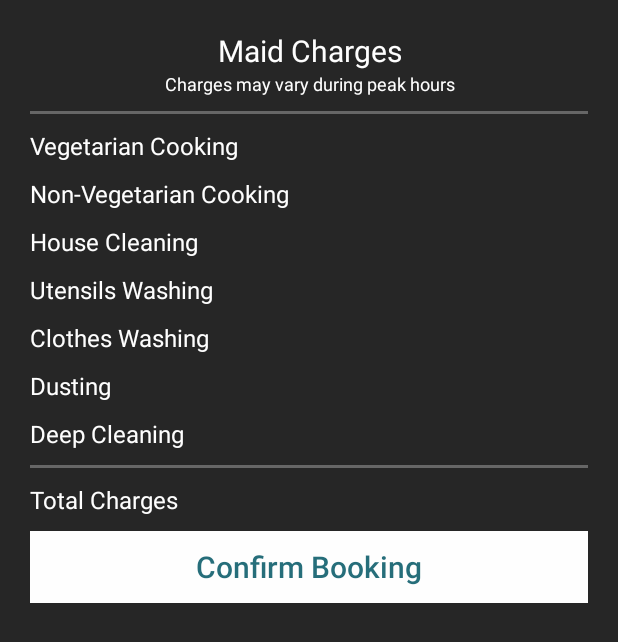
After one commit to RoshanHalwai/TMAndroid, an Android app: the layout custom_dialog_maid_charges.xml on its own in the app's theme, with its tools: preview values and no code run, on a phone screen of 412 x 824 dp. The commit adds this screen. Shown: the top 642 px of the screen. Run offline under Robolectric (Android 15) with nearby library versions, the phone set to English and light mode, and no system bars.

Commit message:
Created custom dialog to show maid charges when customer selects the services in MaidServices class file

```diff
--- a/app/src/main/java/com/themaid/tmandroid/MaidBookings.java
+++ b/app/src/main/java/com/themaid/tmandroid/MaidBookings.java
@@ -29,6 +29,7 @@ public class MaidBookings extends AppCompatActivity {
         FirebaseMessaging.getInstance().subscribeToTopic("SEATTLE_WEATHER");
 
         /* Getting Id for all the views */
+        final TextView textRatings = findViewById(R.id.textRatings);
         final TextView textBookingTitle = findViewById(R.id.textBookingTitle);
         final TextView textTodayDate = findViewById(R.id.textTodayDate);
         final TextView textNumberOfBookings = findViewById(R.id.textNumberOfBookings);
@@ -45,6 +46,7 @@ public class MaidBookings extends AppCompatActivity {
         final Button buttonNavigate = findViewById(R.id.buttonNavigate);
 
         /* Setting font for all the views */
+        textRatings.setTypeface(Constants.setLatoRegularFont(this));
         textBookingTitle.setTypeface(Constants.setLatoLightFont(this));
         textTodayDate.setTypeface(Constants.setLatoLightFont(this));
         textNumberOfBookings.setTypeface(Constants.setLatoLightFont(this));
--- a/app/src/main/java/com/themaid/tmandroid/MainActivity.java
+++ b/app/src/main/java/com/themaid/tmandroid/MainActivity.java
@@ -45,6 +45,7 @@ public class MainActivity extends AppCompatActivity {
         if (currentUser != null) {
             Dialog = new ProgressDialog(MainActivity.this);
             Dialog.setMessage("Collecting data...");
+            Dialog.setCanceledOnTouchOutside(false);
             Dialog.show();
 
             /* Getting reference to Firebase - Real time database*/
@@ -53,6 +54,7 @@ public class MainActivity extends AppCompatActivity {
             userPrivateInfo.addListenerForSingleValueEvent(new ValueEventListener() {
                 @Override
                 public void onDataChange(DataSnapshot dataSnapshot) {
+                    Dialog.dismiss();
                     if (dataSnapshot.hasChild(currentUser.getUid())) {
                         String strCustomerType = Objects.requireNonNull(dataSnapshot.child(currentUser.getUid()).child(Constants.FIREBASE_CHILD_USER_TYPE).getValue()).toString();
                         if (strCustomerType.equals(Constants.USER_TYPE_CUSTOMER)) {
@@ -67,7 +69,6 @@ public class MainActivity extends AppCompatActivity {
                          * hence we redirect user to initial profile setup*/
                         gettingStarted();
                     }
-                    Dialog.dismiss();
                 }
 
                 @Override
--- /dev/null
+++ b/app/src/main/res/layout/custom_dialog_maid_charges.xml
@@ -0,0 +1,255 @@
+<?xml version="1.0" encoding="utf-8"?>
+<RelativeLayout xmlns:android="http://schemas.android.com/apk/res/android"
+    android:layout_width="match_parent"
+    android:layout_height="match_parent"
+    android:alpha="0.85"
+    android:background="@android:color/black">
+
+    <RelativeLayout
+        android:layout_width="match_parent"
+        android:layout_height="wrap_content"
+        android:layout_margin="20dp">
+
+        <TextView
+            android:id="@+id/textMaidCharges"
+            android:layout_width="match_parent"
+            android:layout_height="wrap_content"
+            android:layout_alignParentLeft="true"
+            android:layout_alignParentStart="true"
+            android:layout_alignParentTop="true"
+            android:gravity="center"
+            android:text="@string/maid_charges"
+            android:textColor="@android:color/white"
+            android:textSize="20sp" />
+
+        <TextView
+            android:id="@+id/textChargesMayVary"
+            android:layout_width="match_parent"
+            android:layout_height="wrap_content"
+            android:layout_alignParentLeft="true"
+            android:layout_alignParentStart="true"
+            android:layout_below="@id/textMaidCharges"
+            android:gravity="center"
+            android:text="@string/charges_may_vary_during_peak_hours"
+            android:textColor="@android:color/white"
+            android:textSize="12sp" />
+
+        <View
+            android:id="@+id/horizontalLine1"
+            android:layout_width="fill_parent"
+            android:layout_height="2dp"
+            android:layout_below="@id/textChargesMayVary"
+            android:layout_marginTop="10dp"
+            android:alpha="0.3"
+            android:background="#fff" />
+
+        <TextView
+            android:id="@+id/textVegCooking"
+            android:layout_width="wrap_content"
+            android:layout_height="wrap_content"
+            android:layout_alignParentLeft="true"
+            android:layout_alignParentStart="true"
+            android:layout_below="@+id/horizontalLine1"
+            android:layout_marginTop="10dp"
+            android:text="@string/vegetarian_cooking"
+            android:textColor="@android:color/white"
+            android:textSize="16sp" />
+
+        <TextView
+            android:id="@+id/textVegCookingCharges"
+            android:layout_width="wrap_content"
+            android:layout_height="wrap_content"
+            android:layout_alignParentEnd="true"
+            android:layout_alignParentRight="true"
+            android:layout_below="@+id/horizontalLine1"
+            android:layout_marginTop="10dp"
+            android:textColor="@android:color/white"
+            android:textSize="16sp" />
+
+        <TextView
+            android:id="@+id/textNonVegCooking"
+            android:layout_width="wrap_content"
+            android:layout_height="wrap_content"
+            android:layout_alignParentLeft="true"
+            android:layout_alignParentStart="true"
+            android:layout_below="@+id/textVegCooking"
+            android:layout_marginTop="10dp"
+            android:text="@string/non_vegetarian_cooking"
+            android:textColor="@android:color/white"
+            android:textSize="16sp" />
+
+        <TextView
+            android:id="@+id/textNonVegCookingCharges"
+            android:layout_width="wrap_content"
+            android:layout_height="wrap_content"
+            android:layout_alignParentEnd="true"
+            android:layout_alignParentRight="true"
+            android:layout_below="@+id/textVegCooking"
+            android:layout_marginTop="10dp"
+            android:textColor="@android:color/white"
+            android:textSize="16sp" />
+
+        <TextView
+            android:id="@+id/textHouseCleaning"
+            android:layout_width="wrap_content"
+            android:layout_height="wrap_content"
+            android:layout_alignParentLeft="true"
+            android:layout_alignParentStart="true"
+            android:layout_below="@+id/textNonVegCooking"
+            android:layout_marginTop="10dp"
+            android:text="@string/house_cleaning"
+            android:textColor="@android:color/white"
+            android:textSize="16sp" />
+
+        <TextView
+            android:id="@+id/textHouseCleaningCharges"
+            android:layout_width="wrap_content"
+            android:layout_height="wrap_content"
+            android:layout_alignParentEnd="true"
+            android:layout_alignParentRight="true"
+            android:layout_below="@+id/textNonVegCooking"
+            android:layout_marginTop="10dp"
+            android:textColor="@android:color/white"
+            android:textSize="16sp" />
+
+        <TextView
+            android:id="@+id/textUtensilsWashing"
+            android:layout_width="wrap_content"
+            android:layout_height="wrap_content"
+            android:layout_alignParentLeft="true"
+            android:layout_alignParentStart="true"
+            android:layout_below="@+id/textHouseCleaning"
+            android:layout_marginTop="10dp"
+            android:text="@string/utensils_washing"
+            android:textColor="@android:color/white"
+            android:textSize="16sp" />
+
+        <TextView
+            android:id="@+id/textUtensilsWashingCharges"
+            android:layout_width="wrap_content"
+            android:layout_height="wrap_content"
+            android:layout_alignParentEnd="true"
+            android:layout_alignParentRight="true"
+            android:layout_below="@+id/textHouseCleaning"
+            android:layout_marginTop="10dp"
+            android:textColor="@android:color/white"
+            android:textSize="16sp" />
+
+        <TextView
+            android:id="@+id/textClothesWashing"
+            android:layout_width="wrap_content"
+            android:layout_height="wrap_content"
+            android:layout_alignParentLeft="true"
+            android:layout_alignParentStart="true"
+            android:layout_below="@+id/textUtensilsWashing"
+            android:layout_marginTop="10dp"
+            android:text="@string/clothes_washing"
+            android:textColor="@android:color/white"
+            android:textSize="16sp" />
+
+        <TextView
+            android:id="@+id/textClothesWashingCharges"
+            android:layout_width="wrap_content"
+            android:layout_height="wrap_content"
+            android:layout_alignParentEnd="true"
+            android:layout_alignParentRight="true"
+            android:layout_below="@+id/textUtensilsWashing"
+            android:layout_marginTop="10dp"
+            android:textColor="@android:color/white"
+            android:textSize="16sp" />
+
+        <TextView
+            android:id="@+id/textDusting"
+            android:layout_width="wrap_content"
+            android:layout_height="wrap_content"
+            android:layout_alignParentLeft="true"
+            android:layout_alignParentStart="true"
+            android:layout_below="@+id/textClothesWashing"
+            android:layout_marginTop="10dp"
+            android:text="@string/dusting"
+            android:textColor="@android:color/white"
+            android:textSize="16sp" />
+
+        <TextView
+            android:id="@+id/textDustingCharges"
+            android:layout_width="wrap_content"
+            android:layout_height="wrap_content"
+            android:layout_alignParentEnd="true"
+            android:layout_alignParentRight="true"
+            android:layout_below="@+id/textClothesWashing"
+            android:layout_marginTop="10dp"
+            android:textColor="@android:color/white"
+            android:textSize="16sp" />
+
+        <TextView
+            android:id="@+id/textDeepCleaning"
+            android:layout_width="wrap_content"
+            android:layout_height="wrap_content"
+            android:layout_alignParentLeft="true"
+            android:layout_alignParentStart="true"
+            android:layout_below="@+id/textDusting"
+            android:layout_marginTop="10dp"
+            android:text="@string/deep_cleaning"
+            android:textColor="@android:color/white"
+            android:textSize="16sp" />
+
+        <TextView
+            android:id="@+id/textDeepCleaningCharges"
+            android:layout_width="wrap_content"
+            android:layout_height="wrap_content"
+            android:layout_alignParentEnd="true"
+            android:layout_alignParentRight="true"
+            android:layout_below="@+id/textDusting"
+            android:layout_marginTop="10dp"
+            android:textColor="@android:color/white"
+            android:textSize="16sp" />
+
+        <View
+            android:id="@+id/horizontalLine2"
+            android:layout_width="fill_parent"
+            android:layout_height="2dp"
+            android:layout_below="@id/textDeepCleaningCharges"
+            android:layout_marginTop="10dp"
+            android:alpha="0.3"
+            android:background="#fff" />
+
+        <TextView
+            android:id="@+id/textTotalCharges"
+            android:layout_width="wrap_content"
+            android:layout_height="wrap_content"
+            android:layout_alignParentLeft="true"
+            android:layout_alignParentStart="true"
+            android:layout_below="@+id/horizontalLine2"
+            android:layout_marginTop="10dp"
+            android:text="@string/total_charges"
+            android:textColor="@android:color/white"
+            android:textSize="16sp" />
+
+        <TextView
+            android:id="@+id/textTotalChargesAmount"
+            android:layout_width="wrap_content"
+            android:layout_height="wrap_content"
+            android:layout_alignParentEnd="true"
+            android:layout_alignParentRight="true"
+            android:layout_below="@+id/horizontalLine2"
+            android:layout_marginTop="10dp"
+            android:textColor="@android:color/white"
+            android:textSize="16sp" />
+
+        <Button
+            android:id="@+id/buttonConfirmBooking"
+            style="@style/Widget.AppCompat.Button.Borderless"
+            android:layout_width="match_parent"
+            android:layout_height="wrap_content"
+            android:layout_below="@+id/textTotalCharges"
+            android:layout_marginTop="10dp"
+            android:background="#fff"
+            android:text="@string/confirm_booking"
+            android:textAllCaps="false"
+            android:textColor="@color/tmDarkBlue"
+            android:textSize="20sp"
+            android:visibility="visible" />
+
+    </RelativeLayout>
+
+</RelativeLayout>
--- a/app/src/main/res/values/strings.xml
+++ b/app/src/main/res/values/strings.xml
@@ -77,7 +77,7 @@
     <string name="logout">Logout</string>
     <string name="zero">0</string>
     <string name="navigate">Navigate</string>
-    <string name="my_ratings">My Ratings</string>
+    <string name="my_ratings">My Rating</string>
 
     /*Maid Services Activity - Maid*/
     <string name="maid_services_title">Services</string>
@@ -97,4 +97,12 @@
     <string name="select_services_text_customer">Please select the services that you want from maid</string>
     <string name="calculate_maid_charges">Calculate Maid Charges</string>
 
+    /*Maid charges dialog box*/
+    <string name="confirm_booking">Confirm Booking</string>
+    <string name="maid_charges">Maid Charges</string>
+    <string name="vegetarian_cooking">Vegetarian Cooking</string>
+    <string name="non_vegetarian_cooking">Non-Vegetarian Cooking</string>
+    <string name="total_charges">Total Charges</string>
+    <string name="charges_may_vary_during_peak_hours">Charges may vary during peak hours</string>
+
 </resources>
```
Also changed, not shown: app/src/main/java/com/themaid/tmandroid/Constants.java (+7 -0 lines), app/src/main/java/com/themaid/tmandroid/MaidCharges.java (added, +54 -0 lines), app/src/main/java/com/themaid/tmandroid/onboarding/common/MaidServices.java (+221 -11 lines).
